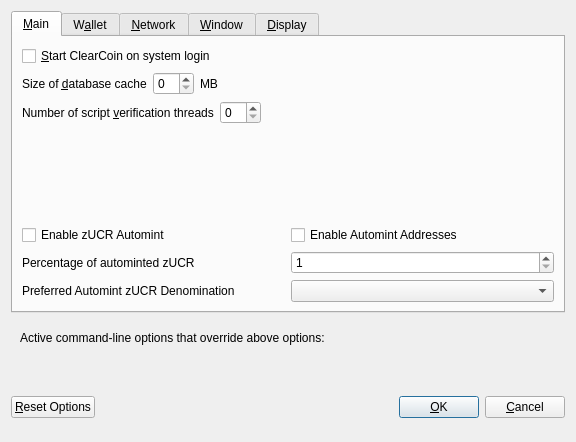
Qt form src/qt/forms/optionsdialog.ui (decenomy/UCR) before a commit.
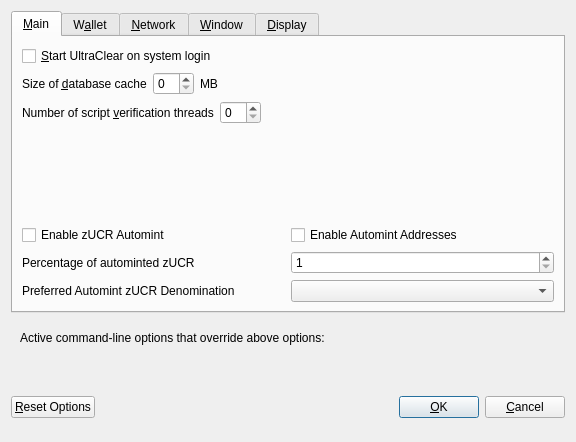
The same form after that commit. The open tabs and pages were chosen to show the change. Custom widgets are drawn as their Qt base class.

Commit message: change ClearCoin to UltraClear

Patch:
```diff
--- a/src/qt/forms/optionsdialog.ui
+++ b/src/qt/forms/optionsdialog.ui
@@ -33,7 +33,7 @@
           <string>Automatically start ClearCoin after logging in to the system.</string>
          </property>
          <property name="text">
-          <string>&amp;Start ClearCoin on system login</string>
+          <string>&amp;Start UltraClear on system login</string>
          </property>
         </widget>
        </item>
```
Left out of the diff: 8 changed lines with no effect on the pictures. The commit also changes 334 other files.
